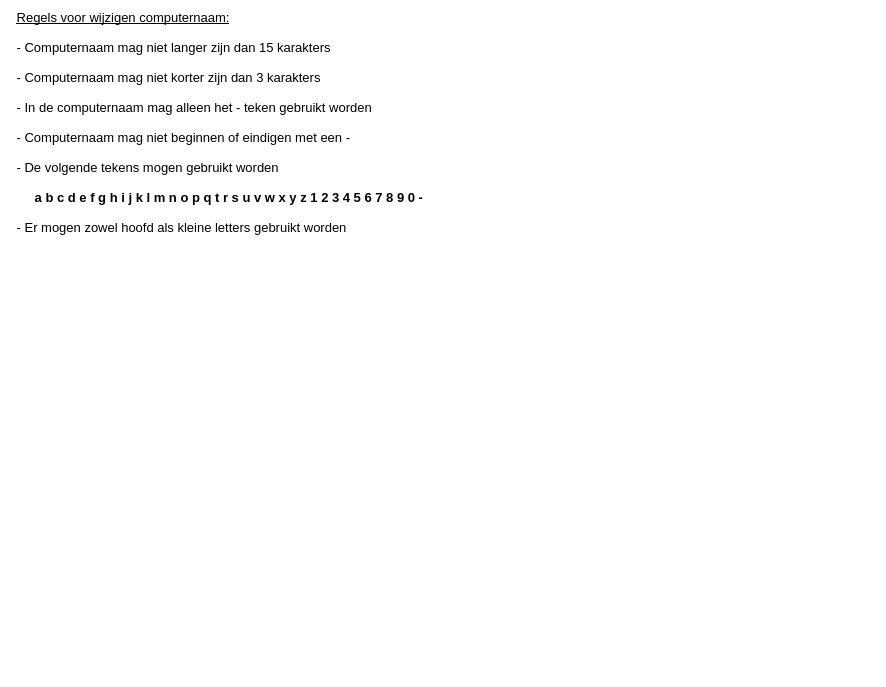
Old version of the form src/resources/ui/hostname_help_dialog.ui in the repository jebr/windows-deployment-tool.
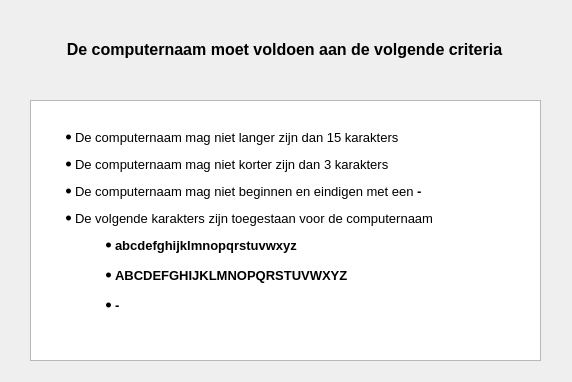
New version of the form.

Patch:
```diff
--- a/src/resources/ui/hostname_help_dialog.ui
+++ b/src/resources/ui/hostname_help_dialog.ui
@@ -6,91 +6,78 @@
    <rect>
     <x>0</x>
     <y>0</y>
-    <width>886</width>
-    <height>687</height>
+    <width>572</width>
+    <height>382</height>
    </rect>
   </property>
   <property name="windowTitle">
    <string>Voorwaarden computernaam</string>
   </property>
-  <widget class="QTextBrowser" name="textBrowser_hostname_info">
+  <widget class="QWidget" name="layoutWidget">
    <property name="geometry">
     <rect>
-     <x>-10</x>
-     <y>-10</y>
-     <width>900</width>
-     <height>700</height>
+     <x>30</x>
+     <y>100</y>
+     <width>511</width>
+     <height>261</height>
     </rect>
    </property>
-   <property name="sizePolicy">
-    <sizepolicy hsizetype="Fixed" vsizetype="Fixed">
-     <horstretch>0</horstretch>
-     <verstretch>0</verstretch>
-    </sizepolicy>
-   </property>
-   <property name="minimumSize">
-    <size>
-     <width>900</width>
-     <height>700</height>
-    </size>
-   </property>
-   <property name="maximumSize">
-    <size>
-     <width>900</width>
-     <height>700</height>
-    </size>
-   </property>
-   <property name="baseSize">
-    <size>
-     <width>900</width>
-     <height>700</height>
-    </size>
-   </property>
-   <property name="toolTip">
-    <string notr="true"/>
-   </property>
-   <property name="statusTip">
-    <string notr="true"/>
-   </property>
-   <property name="whatsThis">
-    <string notr="true"/>
-   </property>
-   <property name="verticalScrollBarPolicy">
-    <enum>Qt::ScrollBarAlwaysOff</enum>
-   </property>
-   <property name="horizontalScrollBarPolicy">
-    <enum>Qt::ScrollBarAlwaysOff</enum>
-   </property>
-   <property name="documentTitle">
-    <string notr="true"/>
-   </property>
-   <property name="html">
-    <string>&lt;!DOCTYPE HTML PUBLIC &quot;-//W3C//DTD HTML 4.0//EN&quot; &quot;http://www.w3.org/TR/REC-html40/strict.dtd&quot;&gt;
+   <layout class="QVBoxLayout" name="verticalLayout">
+    <item>
+     <widget class="QTextEdit" name="textEdit">
+      <property name="focusPolicy">
+       <enum>Qt::NoFocus</enum>
+      </property>
+      <property name="readOnly">
+       <bool>true</bool>
+      </property>
+      <property name="html">
+       <string>&lt;!DOCTYPE HTML PUBLIC &quot;-//W3C//DTD HTML 4.0//EN&quot; &quot;http://www.w3.org/TR/REC-html40/strict.dtd&quot;&gt;
 &lt;html&gt;&lt;head&gt;&lt;meta name=&quot;qrichtext&quot; content=&quot;1&quot; /&gt;&lt;style type=&quot;text/css&quot;&gt;
 p, li { white-space: pre-wrap; }
 &lt;/style&gt;&lt;/head&gt;&lt;body style=&quot; font-family:'MS Shell Dlg 2'; font-size:8.25pt; font-weight:400; font-style:normal;&quot;&gt;
-&lt;p style=&quot; margin-top:0px; margin-bottom:0px; margin-left:0px; margin-right:0px; -qt-block-indent:0; text-indent:0px;&quot;&gt;&lt;span style=&quot; font-size:10pt;&quot;&gt;        &lt;/span&gt;&lt;/p&gt;
-&lt;p style=&quot; margin-top:0px; margin-bottom:0px; margin-left:0px; margin-right:0px; -qt-block-indent:0; text-indent:0px;&quot;&gt;&lt;span style=&quot; font-size:10pt;&quot;&gt;      &lt;/span&gt;&lt;span style=&quot; font-size:10pt; text-decoration: underline;&quot;&gt;Regels voor wijzigen computernaam:&lt;/span&gt;&lt;/p&gt;
-&lt;p style=&quot;-qt-paragraph-type:empty; margin-top:0px; margin-bottom:0px; margin-left:0px; margin-right:0px; -qt-block-indent:0; text-indent:0px; font-size:10pt;&quot;&gt;&lt;br /&gt;&lt;/p&gt;
-&lt;p style=&quot; margin-top:0px; margin-bottom:0px; margin-left:0px; margin-right:0px; -qt-block-indent:0; text-indent:0px;&quot;&gt;&lt;span style=&quot; font-size:10pt;&quot;&gt;      - Computernaam mag niet langer zijn dan 15 karakters&lt;/span&gt;&lt;/p&gt;
-&lt;p style=&quot;-qt-paragraph-type:empty; margin-top:0px; margin-bottom:0px; margin-left:0px; margin-right:0px; -qt-block-indent:0; text-indent:0px; font-size:10pt;&quot;&gt;&lt;br /&gt;&lt;/p&gt;
-&lt;p style=&quot; margin-top:0px; margin-bottom:0px; margin-left:0px; margin-right:0px; -qt-block-indent:0; text-indent:0px;&quot;&gt;&lt;span style=&quot; font-size:10pt;&quot;&gt;      - Computernaam mag niet korter zijn dan 3 karakters&lt;/span&gt;&lt;/p&gt;
-&lt;p style=&quot;-qt-paragraph-type:empty; margin-top:0px; margin-bottom:0px; margin-left:0px; margin-right:0px; -qt-block-indent:0; text-indent:0px; font-size:10pt;&quot;&gt;&lt;br /&gt;&lt;/p&gt;
-&lt;p style=&quot; margin-top:0px; margin-bottom:0px; margin-left:0px; margin-right:0px; -qt-block-indent:0; text-indent:0px;&quot;&gt;&lt;span style=&quot; font-size:10pt;&quot;&gt;      - In de computernaam mag alleen het - teken gebruikt worden&lt;/span&gt;&lt;/p&gt;
-&lt;p dir='rtl' style=&quot;-qt-paragraph-type:empty; margin-top:0px; margin-bottom:0px; margin-left:0px; margin-right:0px; -qt-block-indent:0; text-indent:0px; font-size:10pt;&quot;&gt;&lt;br /&gt;&lt;/p&gt;
-&lt;p style=&quot; margin-top:0px; margin-bottom:0px; margin-left:0px; margin-right:0px; -qt-block-indent:0; text-indent:0px;&quot;&gt;&lt;span style=&quot; font-size:10pt;&quot;&gt;      - Computernaam mag niet beginnen of eindigen met een -&lt;/span&gt;&lt;/p&gt;
-&lt;p style=&quot;-qt-paragraph-type:empty; margin-top:0px; margin-bottom:0px; margin-left:0px; margin-right:0px; -qt-block-indent:0; text-indent:0px; font-size:10pt;&quot;&gt;&lt;br /&gt;&lt;/p&gt;
-&lt;p style=&quot; margin-top:0px; margin-bottom:0px; margin-left:0px; margin-right:0px; -qt-block-indent:0; text-indent:0px;&quot;&gt;&lt;span style=&quot; font-size:10pt;&quot;&gt;      - De volgende tekens mogen gebruikt worden&lt;/span&gt;&lt;/p&gt;
-&lt;p style=&quot;-qt-paragraph-type:empty; margin-top:0px; margin-bottom:0px; margin-left:0px; margin-right:0px; -qt-block-indent:0; text-indent:0px; font-size:10pt;&quot;&gt;&lt;br /&gt;&lt;/p&gt;
-&lt;p style=&quot; margin-top:0px; margin-bottom:0px; margin-left:0px; margin-right:0px; -qt-block-indent:0; text-indent:0px;&quot;&gt;&lt;span style=&quot; font-size:10pt;&quot;&gt;           &lt;/span&gt;&lt;span style=&quot; font-size:10pt; font-weight:600;&quot;&gt;a b c d e f g h i j k l m n o p q t r s u v w x y z 1 2 3 4 5 6 7 8 9 0 -&lt;/span&gt;&lt;/p&gt;
-&lt;p style=&quot;-qt-paragraph-type:empty; margin-top:0px; margin-bottom:0px; margin-left:0px; margin-right:0px; -qt-block-indent:0; text-indent:0px; font-size:10pt;&quot;&gt;&lt;br /&gt;&lt;/p&gt;
-&lt;p style=&quot; margin-top:0px; margin-bottom:0px; margin-left:0px; margin-right:0px; -qt-block-indent:0; text-indent:0px;&quot;&gt;&lt;span style=&quot; font-size:10pt;&quot;&gt;      - Er mogen zowel hoofd als kleine letters gebruikt worden&lt;/span&gt;&lt;/p&gt;&lt;/body&gt;&lt;/html&gt;</string>
+&lt;p style=&quot;-qt-paragraph-type:empty; margin-top:12px; margin-bottom:12px; margin-left:0px; margin-right:0px; -qt-block-indent:1; text-indent:0px;&quot;&gt;&lt;br /&gt;&lt;/p&gt;
+&lt;ul style=&quot;margin-top: 0px; margin-bottom: 0px; margin-left: 0px; margin-right: 0px; -qt-list-indent: 1;&quot;&gt;&lt;li style=&quot; font-size:10pt;&quot; style=&quot; margin-top:12px; margin-bottom:12px; margin-left:0px; margin-right:0px; -qt-block-indent:0; text-indent:0px;&quot;&gt;De computernaam mag niet langer zijn dan 15 karakters&lt;/li&gt;
+&lt;li style=&quot; font-size:10pt;&quot; style=&quot; margin-top:12px; margin-bottom:12px; margin-left:0px; margin-right:0px; -qt-block-indent:0; text-indent:0px;&quot;&gt;De computernaam mag niet korter zijn dan 3 karakters&lt;/li&gt;
+&lt;li style=&quot; font-size:10pt;&quot; style=&quot; margin-top:12px; margin-bottom:12px; margin-left:0px; margin-right:0px; -qt-block-indent:0; text-indent:0px;&quot;&gt;De computernaam mag niet beginnen en eindigen met een &lt;span style=&quot; font-weight:600;&quot;&gt;-&lt;/span&gt;&lt;/li&gt;
+&lt;li style=&quot; font-size:10pt;&quot; style=&quot; margin-top:12px; margin-bottom:12px; margin-left:0px; margin-right:0px; -qt-block-indent:0; text-indent:0px;&quot;&gt;De volgende karakters zijn toegestaan voor de computernaam&lt;/li&gt;&lt;/ul&gt;
+&lt;ul style=&quot;margin-top: 0px; margin-bottom: 0px; margin-left: 0px; margin-right: 0px; -qt-list-indent: 2;&quot;&gt;&lt;li style=&quot; font-size:10pt;&quot; style=&quot; margin-top:0px; margin-bottom:0px; margin-left:0px; margin-right:0px; -qt-block-indent:0; text-indent:0px;&quot;&gt;&lt;span style=&quot; font-weight:600;&quot;&gt;abcdefghijklmnopqrstuvwxyz&lt;/span&gt;&lt;/li&gt;&lt;/ul&gt;
+&lt;p style=&quot;-qt-paragraph-type:empty; margin-top:0px; margin-bottom:0px; margin-left:0px; margin-right:0px; -qt-block-indent:2; text-indent:0px; font-size:10pt; font-weight:600;&quot;&gt;&lt;br /&gt;&lt;/p&gt;
+&lt;ul style=&quot;margin-top: 0px; margin-bottom: 0px; margin-left: 0px; margin-right: 0px; -qt-list-indent: 2;&quot;&gt;&lt;li style=&quot; font-size:10pt;&quot; style=&quot; margin-top:0px; margin-bottom:0px; margin-left:0px; margin-right:0px; -qt-block-indent:0; text-indent:0px;&quot;&gt;&lt;span style=&quot; font-weight:600;&quot;&gt;ABCDEFGHIJKLMNOPQRSTUVWXYZ&lt;/span&gt;&lt;/li&gt;
+&lt;p style=&quot;-qt-paragraph-type:empty; margin-top:0px; margin-bottom:0px; margin-left:0px; margin-right:0px; -qt-block-indent:2; text-indent:0px; font-size:10pt; font-weight:600;&quot;&gt;&lt;br /&gt;&lt;/p&gt;
+&lt;li style=&quot; font-size:10pt; font-weight:600;&quot; style=&quot; margin-top:0px; margin-bottom:0px; margin-left:0px; margin-right:0px; -qt-block-indent:0; text-indent:0px;&quot;&gt;-&lt;/li&gt;&lt;/ul&gt;
+&lt;p style=&quot;-qt-paragraph-type:empty; margin-top:0px; margin-bottom:0px; margin-left:0px; margin-right:0px; -qt-block-indent:2; text-indent:0px; font-family:'JetBrains Mono,monospace'; font-size:10pt; font-weight:600; color:#000000;&quot;&gt;&lt;br /&gt;&lt;/p&gt;
+&lt;p style=&quot;-qt-paragraph-type:empty; margin-top:0px; margin-bottom:0px; margin-left:0px; margin-right:0px; -qt-block-indent:2; text-indent:0px; font-family:'JetBrains Mono,monospace'; font-size:10pt; font-weight:600; color:#000000;&quot;&gt;&lt;br /&gt;&lt;/p&gt;&lt;/body&gt;&lt;/html&gt;</string>
+      </property>
+      <property name="textInteractionFlags">
+       <set>Qt::NoTextInteraction</set>
+      </property>
+     </widget>
+    </item>
+   </layout>
+  </widget>
+  <widget class="QLabel" name="label_title">
+   <property name="geometry">
+    <rect>
+     <x>30</x>
+     <y>40</y>
+     <width>509</width>
+     <height>19</height>
+    </rect>
    </property>
-   <property name="textInteractionFlags">
-    <set>Qt::NoTextInteraction</set>
+   <property name="font">
+    <font>
+     <family>Arial</family>
+     <pointsize>12</pointsize>
+     <weight>75</weight>
+     <bold>true</bold>
+    </font>
    </property>
-   <property name="placeholderText">
-    <string notr="true"/>
+   <property name="text">
+    <string>De computernaam moet voldoen aan de volgende criteria</string>
+   </property>
+   <property name="alignment">
+    <set>Qt::AlignCenter</set>
    </property>
   </widget>
  </widget>
```
Left out of the diff: 2 changed lines with no effect on the pictures.
